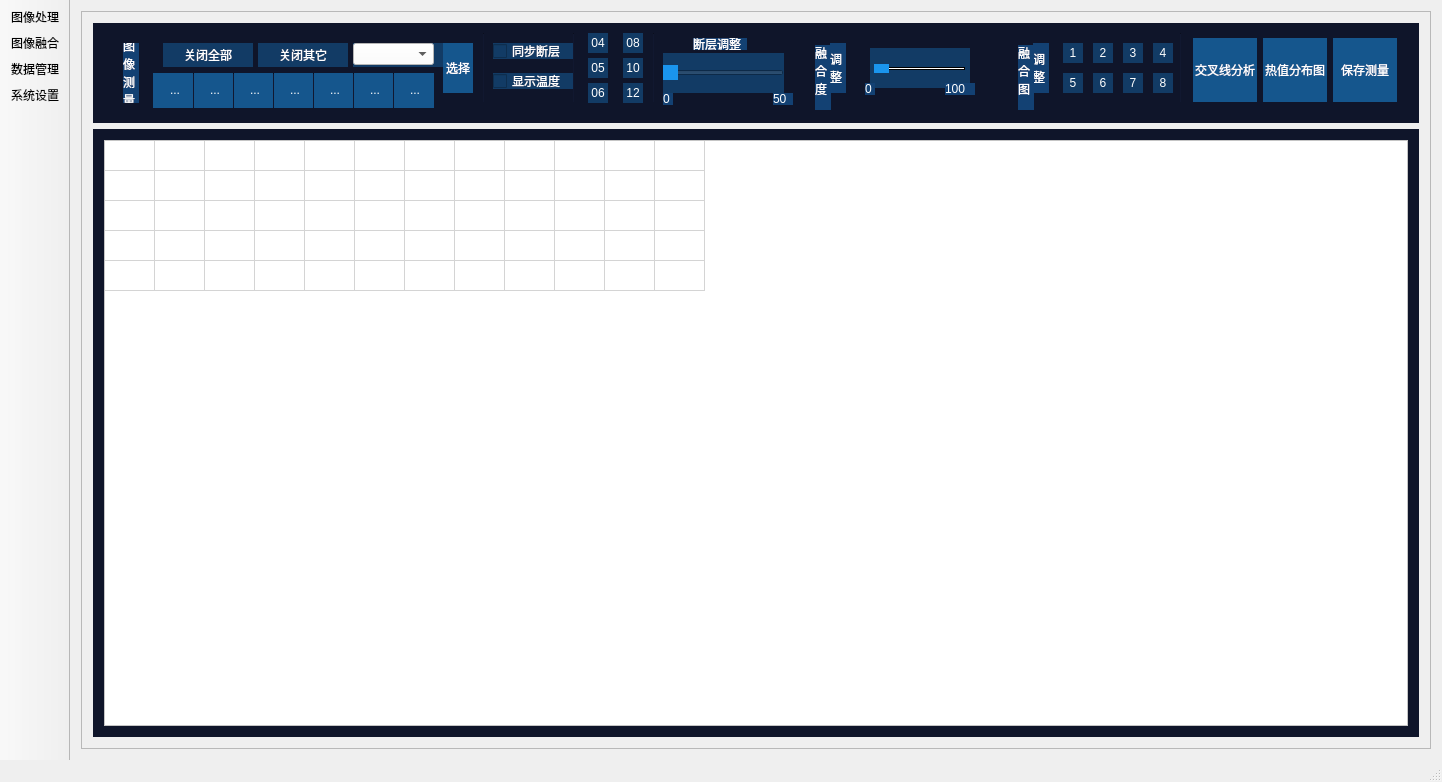
Before: the Qt Designer form IRProc/IRProc/IRProc.ui in seafrog1984/QTIRProc, drawn with Qt 5.
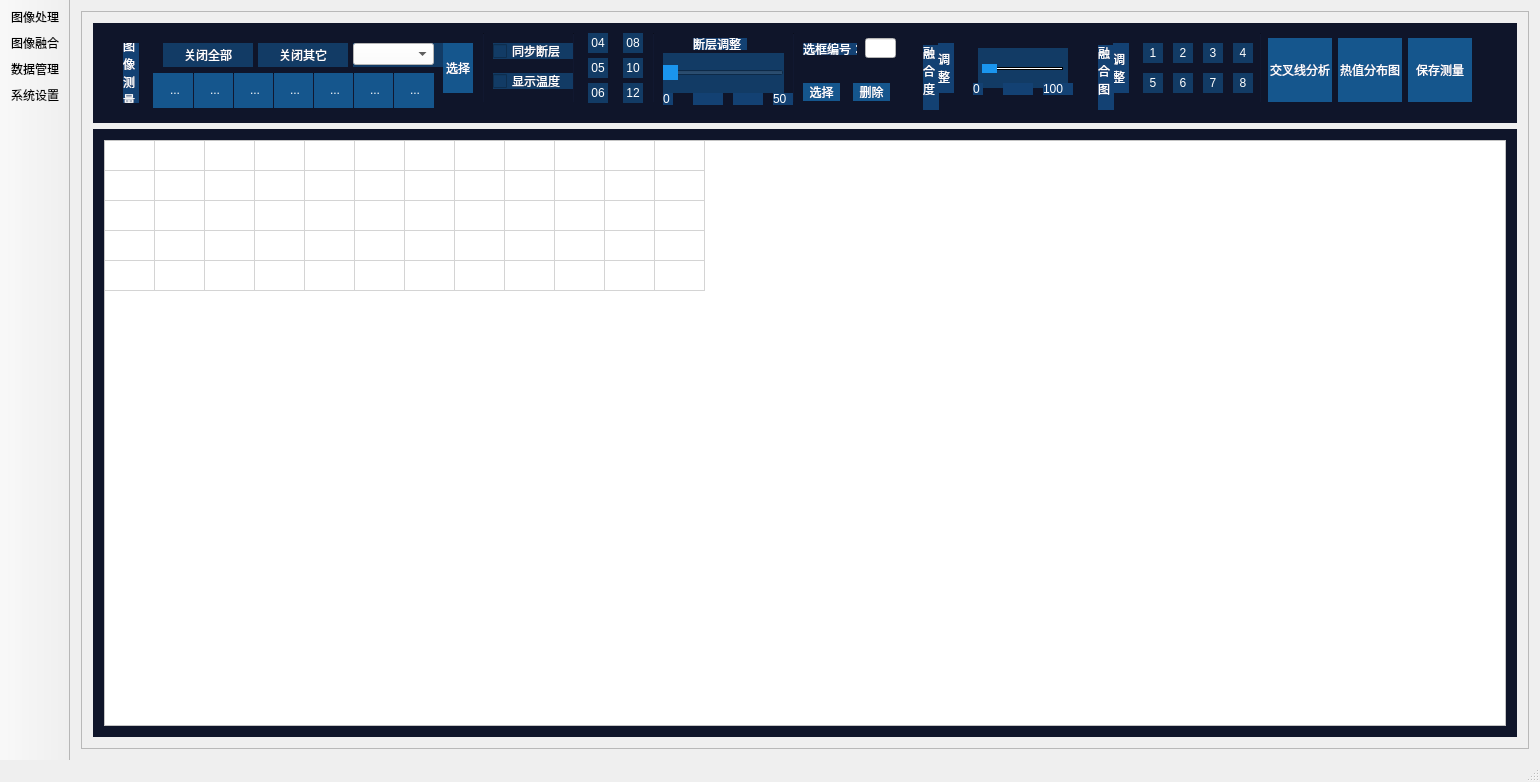
After: the same form once the commit is applied. The open tabs and pages were chosen to show the change. Icons and pictures are not drawn. Custom widgets are drawn as their Qt base class.

```diff
--- a/IRProc/IRProc/IRProc.ui
+++ b/IRProc/IRProc/IRProc.ui
@@ -6,7 +6,7 @@
    <rect>
     <x>0</x>
     <y>0</y>
-    <width>1442</width>
+    <width>1540</width>
     <height>782</height>
    </rect>
   </property>
@@ -58,8 +58,8 @@
         <rect>
          <x>0</x>
          <y>0</y>
-         <width>1340</width>
-         <height>700</height>
+         <width>1444</width>
+         <height>717</height>
         </rect>
        </property>
        <property name="minimumSize">
@@ -108,6 +108,11 @@
 background-color: rgb(19, 65, 115);
 border:0px;
 }
+QLineEdit{
+
+	background-color: rgb(255, 255, 255);
+	color: rgb(0, 0, 0);
+}
 </string>
            </property>
            <widget class="QGroupBox" name="groupBox_7">
@@ -115,19 +120,19 @@
              <rect>
               <x>0</x>
               <y>0</y>
-              <width>700</width>
+              <width>810</width>
               <height>90</height>
              </rect>
             </property>
             <property name="minimumSize">
              <size>
-              <width>700</width>
+              <width>810</width>
               <height>90</height>
              </size>
             </property>
             <property name="maximumSize">
              <size>
-              <width>700</width>
+              <width>810</width>
               <height>90</height>
              </size>
             </property>
@@ -1200,6 +1205,112 @@
               <string>50</string>
              </property>
             </widget>
+            <widget class="QLabel" name="tmper_low">
+             <property name="geometry">
+              <rect>
+               <x>600</x>
+               <y>70</y>
+               <width>30</width>
+               <height>12</height>
+              </rect>
+             </property>
+             <property name="text">
+              <string/>
+             </property>
+            </widget>
+            <widget class="QLabel" name="temper_high">
+             <property name="geometry">
+              <rect>
+               <x>640</x>
+               <y>70</y>
+               <width>30</width>
+               <height>12</height>
+              </rect>
+             </property>
+             <property name="text">
+              <string/>
+             </property>
+            </widget>
+            <widget class="Line" name="line_12">
+             <property name="geometry">
+              <rect>
+               <x>700</x>
+               <y>10</y>
+               <width>1</width>
+               <height>70</height>
+              </rect>
+             </property>
+             <property name="minimumSize">
+              <size>
+               <width>0</width>
+               <height>70</height>
+              </size>
+             </property>
+             <property name="maximumSize">
+              <size>
+               <width>16777215</width>
+               <height>70</height>
+              </size>
+             </property>
+             <property name="orientation">
+              <enum>Qt::Vertical</enum>
+             </property>
+            </widget>
+            <widget class="QLabel" name="label_49">
+             <property name="geometry">
+              <rect>
+               <x>710</x>
+               <y>20</y>
+               <width>54</width>
+               <height>12</height>
+              </rect>
+             </property>
+             <property name="text">
+              <string>选框编号：</string>
+             </property>
+            </widget>
+            <widget class="QLineEdit" name="tag_index">
+             <property name="geometry">
+              <rect>
+               <x>772</x>
+               <y>15</y>
+               <width>31</width>
+               <height>20</height>
+              </rect>
+             </property>
+            </widget>
+            <widget class="QToolButton" name="btn_sel_tag">
+             <property name="geometry">
+              <rect>
+               <x>710</x>
+               <y>60</y>
+               <width>37</width>
+               <height>18</height>
+              </rect>
+             </property>
+             <property name="styleSheet">
+              <string notr="true">background-color: rgb(21, 86, 141);</string>
+             </property>
+             <property name="text">
+              <string>选择</string>
+             </property>
+            </widget>
+            <widget class="QToolButton" name="btn_del_tag">
+             <property name="geometry">
+              <rect>
+               <x>760</x>
+               <y>60</y>
+               <width>37</width>
+               <height>18</height>
+              </rect>
+             </property>
+             <property name="styleSheet">
+              <string notr="true">background-color: rgb(21, 86, 141);</string>
+             </property>
+             <property name="text">
+              <string>删除</string>
+             </property>
+            </widget>
             <zorder>groupBox_15</zorder>
             <zorder>btn_close_all</zorder>
             <zorder>btn_close_other</zorder>
@@ -1239,21 +1350,21 @@
            <widget class="QGroupBox" name="groupBox_8">
             <property name="geometry">
              <rect>
-              <x>702</x>
+              <x>810</x>
               <y>0</y>
-              <width>190</width>
+              <width>170</width>
               <height>90</height>
              </rect>
             </property>
             <property name="minimumSize">
              <size>
-              <width>190</width>
+              <width>170</width>
               <height>90</height>
              </size>
             </property>
             <property name="maximumSize">
              <size>
-              <width>190</width>
+              <width>170</width>
               <height>90</height>
              </size>
             </property>
@@ -1270,7 +1381,7 @@
               <rect>
                <x>75</x>
                <y>25</y>
-               <width>100</width>
+               <width>90</width>
                <height>40</height>
               </rect>
              </property>
@@ -1361,7 +1472,7 @@
             <widget class="QLabel" name="label_45">
              <property name="geometry">
               <rect>
-               <x>150</x>
+               <x>140</x>
                <y>60</y>
                <width>30</width>
                <height>12</height>
@@ -1371,19 +1482,32 @@
               <string>100</string>
              </property>
             </widget>
+            <widget class="QLabel" name="mer_cur_ratio">
+             <property name="geometry">
+              <rect>
+               <x>100</x>
+               <y>60</y>
+               <width>30</width>
+               <height>12</height>
+              </rect>
+             </property>
+             <property name="text">
+              <string/>
+             </property>
+            </widget>
            </widget>
            <widget class="QGroupBox" name="groupBox_9">
             <property name="geometry">
              <rect>
-              <x>900</x>
+              <x>980</x>
               <y>0</y>
-              <width>420</width>
+              <width>405</width>
               <height>90</height>
              </rect>
             </property>
             <property name="minimumSize">
              <size>
-              <width>420</width>
+              <width>405</width>
               <height>90</height>
              </size>
             </property>
@@ -1832,7 +1956,7 @@
            <widget class="QToolButton" name="btn_cross">
             <property name="geometry">
              <rect>
-              <x>1100</x>
+              <x>1175</x>
               <y>15</y>
               <width>64</width>
               <height>64</height>
@@ -1875,7 +1999,7 @@
            <widget class="QToolButton" name="btn_hist">
             <property name="geometry">
              <rect>
-              <x>1170</x>
+              <x>1245</x>
               <y>15</y>
               <width>64</width>
               <height>64</height>
@@ -1918,7 +2042,7 @@
            <widget class="QToolButton" name="btn_save_measure">
             <property name="geometry">
              <rect>
-              <x>1240</x>
+              <x>1315</x>
               <y>15</y>
               <width>64</width>
               <height>64</height>
```
Left out of the diff: 217 changed lines with no effect on the pictures.
